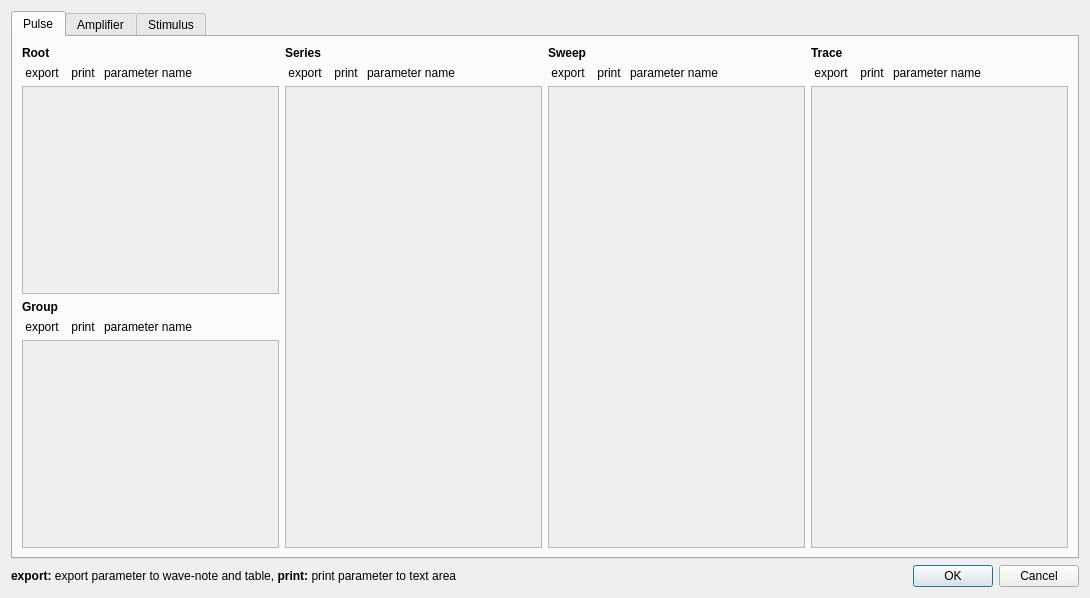
This is QtPMbrowser/DlgSelectParameters.ui in ChrisHal/PMbrowser as Qt 5 draws it before an edit. The edited form follows.
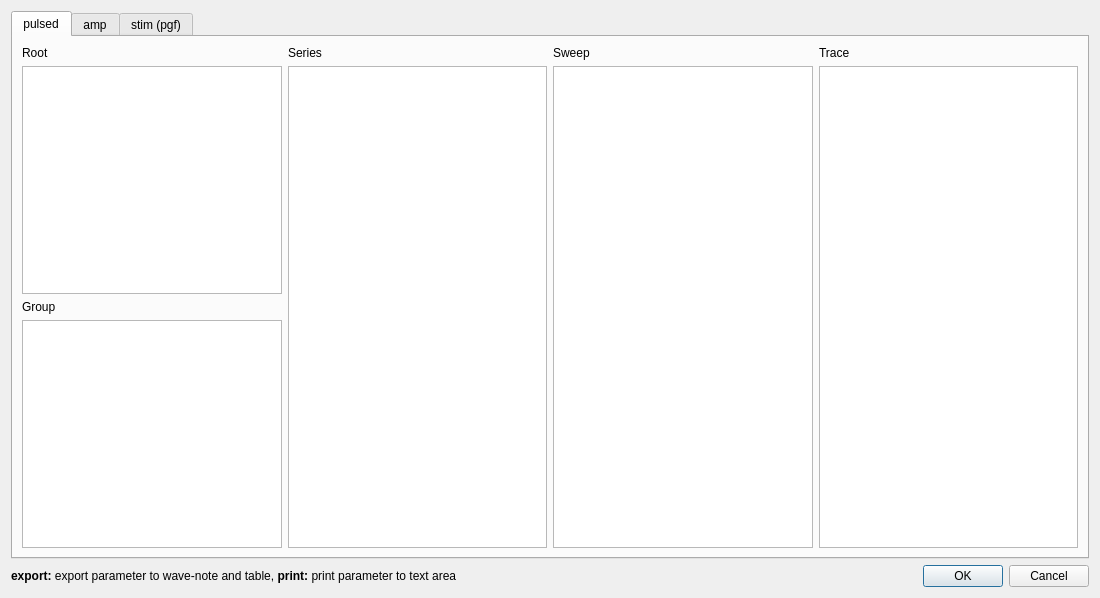
This is the edited form.

Commit message: using model view for select parameters dialog

Diff of the .ui file:
```diff
--- a/QtPMbrowser/DlgSelectParameters.ui
+++ b/QtPMbrowser/DlgSelectParameters.ui
@@ -6,7 +6,7 @@
    <rect>
     <x>0</x>
     <y>0</y>
-    <width>1090</width>
+    <width>1100</width>
     <height>598</height>
    </rect>
   </property>
@@ -14,16 +14,6 @@
    <string>Select Parameters</string>
   </property>
   <layout class="QGridLayout" name="gridLayout_7">
-   <item row="1" column="2">
-    <widget class="QDialogButtonBox" name="buttonBox">
-     <property name="orientation">
-      <enum>Qt::Orientation::Horizontal</enum>
-     </property>
-     <property name="standardButtons">
-      <set>QDialogButtonBox::StandardButton::Cancel|QDialogButtonBox::StandardButton::Ok</set>
-     </property>
-    </widget>
-   </item>
    <item row="1" column="0">
     <widget class="QLabel" name="label_5">
      <property name="text">
@@ -32,739 +22,150 @@
     </widget>
    </item>
    <item row="1" column="1">
-    <spacer name="horizontalSpacer">
+    <widget class="QDialogButtonBox" name="buttonBox">
      <property name="orientation">
       <enum>Qt::Orientation::Horizontal</enum>
      </property>
-     <property name="sizeHint" stdset="0">
-      <size>
-       <width>40</width>
-       <height>20</height>
-      </size>
+     <property name="standardButtons">
+      <set>QDialogButtonBox::StandardButton::Cancel|QDialogButtonBox::StandardButton::Ok</set>
      </property>
-    </spacer>
+    </widget>
    </item>
-   <item row="0" column="0" colspan="3">
+   <item row="0" column="0" colspan="2">
     <widget class="QTabWidget" name="tabWidget">
      <property name="currentIndex">
       <number>0</number>
      </property>
      <widget class="QWidget" name="tabPulsed">
       <attribute name="title">
-       <string>Pulse</string>
+       <string>pulsed</string>
       </attribute>
-      <layout class="QGridLayout" name="gridLayout_6">
+      <layout class="QGridLayout" name="gridLayout" columnstretch="0,0,0,0">
+       <item row="0" column="2">
+        <widget class="QLabel" name="label_4">
+         <property name="text">
+          <string>Sweep</string>
+         </property>
+        </widget>
+       </item>
+       <item row="0" column="3">
+        <widget class="QLabel" name="label_6">
+         <property name="text">
+          <string>Trace</string>
+         </property>
+        </widget>
+       </item>
+       <item row="2" column="0">
+        <widget class="QLabel" name="label_2">
+         <property name="text">
+          <string>Group</string>
+         </property>
+        </widget>
+       </item>
+       <item row="0" column="1">
+        <widget class="QLabel" name="label_3">
+         <property name="text">
+          <string>Series</string>
+         </property>
+        </widget>
+       </item>
+       <item row="1" column="1" rowspan="3">
+        <widget class="QTableView" name="tableViewSer">
+         <attribute name="horizontalHeaderStretchLastSection">
+          <bool>true</bool>
+         </attribute>
+        </widget>
+       </item>
        <item row="0" column="0">
-        <layout class="QGridLayout" name="gridLayout">
-         <item row="0" column="0">
-          <layout class="QGridLayout" name="gridLayout_2" columnstretch="0,0,1">
-           <property name="horizontalSpacing">
-            <number>1</number>
-           </property>
-           <item row="4" column="2">
-            <widget class="QLabel" name="label_6">
-             <property name="text">
-              <string>parameter name</string>
-             </property>
-             <property name="alignment">
-              <set>Qt::AlignmentFlag::AlignLeading|Qt::AlignmentFlag::AlignLeft|Qt::AlignmentFlag::AlignVCenter</set>
-             </property>
-            </widget>
-           </item>
-           <item row="2" column="0" colspan="3">
-            <widget class="QScrollArea" name="scrollAreaRoot">
-             <property name="widgetResizable">
-              <bool>true</bool>
-             </property>
-             <widget class="QWidget" name="scrollAreaWidgetContents_5">
-              <property name="geometry">
-               <rect>
-                <x>0</x>
-                <y>0</y>
-                <width>254</width>
-                <height>200</height>
-               </rect>
-              </property>
-             </widget>
-            </widget>
-           </item>
-           <item row="4" column="1">
-            <widget class="QLabel" name="label_7">
-             <property name="minimumSize">
-              <size>
-               <width>40</width>
-               <height>0</height>
-              </size>
-             </property>
-             <property name="maximumSize">
-              <size>
-               <width>40</width>
-               <height>16777215</height>
-              </size>
-             </property>
-             <property name="text">
-              <string>print</string>
-             </property>
-             <property name="alignment">
-              <set>Qt::AlignmentFlag::AlignCenter</set>
-             </property>
-            </widget>
-           </item>
-           <item row="5" column="0" colspan="3">
-            <widget class="QScrollArea" name="scrollAreaGrp">
-             <property name="widgetResizable">
-              <bool>true</bool>
-             </property>
-             <widget class="QWidget" name="scrollAreaWidgetContents">
-              <property name="geometry">
-               <rect>
-                <x>0</x>
-                <y>0</y>
-                <width>254</width>
-                <height>200</height>
-               </rect>
-              </property>
-             </widget>
-            </widget>
-           </item>
-           <item row="4" column="0">
-            <widget class="QLabel" name="label_8">
-             <property name="minimumSize">
-              <size>
-               <width>40</width>
-               <height>0</height>
-              </size>
-             </property>
-             <property name="maximumSize">
-              <size>
-               <width>40</width>
-               <height>16777215</height>
-              </size>
-             </property>
-             <property name="text">
-              <string>export</string>
-             </property>
-             <property name="alignment">
-              <set>Qt::AlignmentFlag::AlignCenter</set>
-             </property>
-            </widget>
-           </item>
-           <item row="3" column="0" colspan="3">
-            <widget class="QLabel" name="label">
-             <property name="text">
-              <string>&lt;html&gt;&lt;head/&gt;&lt;body&gt;&lt;p&gt;&lt;span style=&quot; font-weight:700;&quot;&gt;Group&lt;/span&gt;&lt;/p&gt;&lt;/body&gt;&lt;/html&gt;</string>
-             </property>
-            </widget>
-           </item>
-           <item row="1" column="0">
-            <widget class="QLabel" name="label_19">
-             <property name="text">
-              <string>export</string>
-             </property>
-             <property name="alignment">
-              <set>Qt::AlignmentFlag::AlignCenter</set>
-             </property>
-            </widget>
-           </item>
-           <item row="1" column="1">
-            <widget class="QLabel" name="label_20">
-             <property name="text">
-              <string>print</string>
-             </property>
-             <property name="alignment">
-              <set>Qt::AlignmentFlag::AlignCenter</set>
-             </property>
-            </widget>
-           </item>
-           <item row="1" column="2">
-            <widget class="QLabel" name="label_21">
-             <property name="text">
-              <string>parameter name</string>
-             </property>
-            </widget>
-           </item>
-           <item row="0" column="0" colspan="3">
-            <widget class="QLabel" name="label_18">
-             <property name="text">
-              <string>&lt;html&gt;&lt;head/&gt;&lt;body&gt;&lt;p&gt;&lt;span style=&quot; font-weight:700;&quot;&gt;Root&lt;/span&gt;&lt;/p&gt;&lt;/body&gt;&lt;/html&gt;</string>
-             </property>
-            </widget>
-           </item>
-          </layout>
-         </item>
-         <item row="0" column="2">
-          <layout class="QGridLayout" name="gridLayout_4" columnstretch="0,0,1">
-           <property name="horizontalSpacing">
-            <number>1</number>
-           </property>
-           <item row="1" column="0">
-            <widget class="QLabel" name="label_14">
-             <property name="minimumSize">
-              <size>
-               <width>40</width>
-               <height>0</height>
-              </size>
-             </property>
-             <property name="text">
-              <string>export</string>
-             </property>
-             <property name="alignment">
-              <set>Qt::AlignmentFlag::AlignCenter</set>
-             </property>
-            </widget>
-           </item>
-           <item row="1" column="1">
-            <widget class="QLabel" name="label_13">
-             <property name="minimumSize">
-              <size>
-               <width>40</width>
-               <height>0</height>
-              </size>
-             </property>
-             <property name="text">
-              <string>print</string>
-             </property>
-             <property name="alignment">
-              <set>Qt::AlignmentFlag::AlignCenter</set>
-             </property>
-            </widget>
-           </item>
-           <item row="0" column="0" colspan="3">
-            <widget class="QLabel" name="label_3">
-             <property name="text">
-              <string>&lt;html&gt;&lt;head/&gt;&lt;body&gt;&lt;p&gt;&lt;span style=&quot; font-weight:700;&quot;&gt;Sweep&lt;/span&gt;&lt;/p&gt;&lt;/body&gt;&lt;/html&gt;</string>
-             </property>
-            </widget>
-           </item>
-           <item row="1" column="2">
-            <widget class="QLabel" name="label_12">
-             <property name="text">
-              <string>parameter name</string>
-             </property>
-             <property name="alignment">
-              <set>Qt::AlignmentFlag::AlignLeading|Qt::AlignmentFlag::AlignLeft|Qt::AlignmentFlag::AlignVCenter</set>
-             </property>
-            </widget>
-           </item>
-           <item row="2" column="0" colspan="3">
-            <widget class="QScrollArea" name="scrollAreaSwp">
-             <property name="widgetResizable">
-              <bool>true</bool>
-             </property>
-             <widget class="QWidget" name="scrollAreaWidgetContents_3">
-              <property name="geometry">
-               <rect>
-                <x>0</x>
-                <y>0</y>
-                <width>254</width>
-                <height>452</height>
-               </rect>
-              </property>
-             </widget>
-            </widget>
-           </item>
-          </layout>
-         </item>
-         <item row="0" column="1">
-          <layout class="QGridLayout" name="gridLayout_3" columnstretch="0,0,1">
-           <property name="horizontalSpacing">
-            <number>1</number>
-           </property>
-           <item row="1" column="2">
-            <widget class="QLabel" name="label_9">
-             <property name="text">
-              <string>parameter name</string>
-             </property>
-             <property name="alignment">
-              <set>Qt::AlignmentFlag::AlignLeading|Qt::AlignmentFlag::AlignLeft|Qt::AlignmentFlag::AlignVCenter</set>
-             </property>
-            </widget>
-           </item>
-           <item row="1" column="1">
-            <widget class="QLabel" name="label_10">
-             <property name="minimumSize">
-              <size>
-               <width>40</width>
-               <height>0</height>
-              </size>
-             </property>
-             <property name="maximumSize">
-              <size>
-               <width>40</width>
-               <height>16777215</height>
-              </size>
-             </property>
-             <property name="text">
-              <string>print</string>
-             </property>
-             <property name="alignment">
-              <set>Qt::AlignmentFlag::AlignCenter</set>
-             </property>
-            </widget>
-           </item>
-           <item row="0" column="0" colspan="3">
-            <widget class="QLabel" name="label_2">
-             <property name="text">
-              <string>&lt;html&gt;&lt;head/&gt;&lt;body&gt;&lt;p&gt;&lt;span style=&quot; font-weight:700;&quot;&gt;Series&lt;/span&gt;&lt;/p&gt;&lt;/body&gt;&lt;/html&gt;</string>
-             </property>
-            </widget>
-           </item>
-           <item row="1" column="0">
-            <widget class="QLabel" name="label_11">
-             <property name="minimumSize">
-              <size>
-               <width>40</width>
-               <height>0</height>
-              </size>
-             </property>
-             <property name="maximumSize">
-              <size>
-               <width>40</width>
-               <height>16777215</height>
-              </size>
-             </property>
-             <property name="text">
-              <string>export</string>
-             </property>
-             <property name="alignment">
-              <set>Qt::AlignmentFlag::AlignCenter</set>
-             </property>
-            </widget>
-           </item>
-           <item row="2" column="0" colspan="3">
-            <widget class="QScrollArea" name="scrollAreaSer">
-             <property name="widgetResizable">
-              <bool>true</bool>
-             </property>
-             <widget class="QWidget" name="scrollAreaWidgetContents_2">
-              <property name="geometry">
-               <rect>
-                <x>0</x>
-                <y>0</y>
-                <width>253</width>
-                <height>452</height>
-               </rect>
-              </property>
-             </widget>
-            </widget>
-           </item>
-          </layout>
-         </item>
-         <item row="0" column="3">
-          <layout class="QGridLayout" name="gridLayout_5" columnstretch="0,0,1">
-           <property name="horizontalSpacing">
-            <number>1</number>
-           </property>
-           <item row="0" column="0" colspan="3">
-            <widget class="QLabel" name="label_4">
-             <property name="text">
-              <string>&lt;html&gt;&lt;head/&gt;&lt;body&gt;&lt;p&gt;&lt;span style=&quot; font-weight:700;&quot;&gt;Trace&lt;/span&gt;&lt;/p&gt;&lt;/body&gt;&lt;/html&gt;</string>
-             </property>
-            </widget>
-           </item>
-           <item row="2" column="2">
-            <widget class="QLabel" name="label_15">
-             <property name="text">
-              <string>parameter name</string>
-             </property>
-             <property name="alignment">
-              <set>Qt::AlignmentFlag::AlignLeading|Qt::AlignmentFlag::AlignLeft|Qt::AlignmentFlag::AlignVCenter</set>
-             </property>
-            </widget>
-           </item>
-           <item row="2" column="1">
-            <widget class="QLabel" name="label_16">
-             <property name="minimumSize">
-              <size>
-               <width>40</width>
-               <height>0</height>
-              </size>
-             </property>
-             <property name="text">
-              <string>print</string>
-             </property>
-             <property name="alignment">
-              <set>Qt::AlignmentFlag::AlignCenter</set>
-             </property>
-            </widget>
-           </item>
-           <item row="2" column="0">
-            <widget class="QLabel" name="label_17">
-             <property name="minimumSize">
-              <size>
-               <width>40</width>
-               <height>0</height>
-              </size>
-             </property>
-             <property name="text">
-              <string>export</string>
-             </property>
-             <property name="alignment">
-              <set>Qt::AlignmentFlag::AlignCenter</set>
-             </property>
-            </widget>
-           </item>
-           <item row="3" column="0" colspan="3">
-            <widget class="QScrollArea" name="scrollAreaTr">
-             <property name="widgetResizable">
-              <bool>true</bool>
-             </property>
-             <widget class="QWidget" name="scrollAreaWidgetContents_4">
-              <property name="geometry">
-               <rect>
-                <x>0</x>
-                <y>0</y>
-                <width>253</width>
-                <height>452</height>
-               </rect>
-              </property>
-             </widget>
-            </widget>
-           </item>
-          </layout>
-         </item>
-        </layout>
+        <widget class="QLabel" name="label">
+         <property name="text">
+          <string>Root</string>
+         </property>
+        </widget>
+       </item>
+       <item row="1" column="3" rowspan="3">
+        <widget class="QTableView" name="tableViewTrace">
+         <attribute name="horizontalHeaderStretchLastSection">
+          <bool>true</bool>
+         </attribute>
+        </widget>
+       </item>
+       <item row="1" column="2" rowspan="3">
+        <widget class="QTableView" name="tableViewSwp">
+         <attribute name="horizontalHeaderStretchLastSection">
+          <bool>true</bool>
+         </attribute>
+        </widget>
+       </item>
+       <item row="3" column="0">
+        <widget class="QTableView" name="tableViewGrp">
+         <attribute name="horizontalHeaderStretchLastSection">
+          <bool>true</bool>
+         </attribute>
+        </widget>
+       </item>
+       <item row="1" column="0">
+        <widget class="QTableView" name="tableViewRoot">
+         <attribute name="horizontalHeaderStretchLastSection">
+          <bool>true</bool>
+         </attribute>
+        </widget>
        </item>
       </layout>
      </widget>
      <widget class="QWidget" name="tabAmp">
       <attribute name="title">
-       <string>Amplifier</string>
+       <string>amp</string>
       </attribute>
-      <widget class="QWidget" name="gridLayoutWidget_2">
-       <property name="geometry">
-        <rect>
-         <x>0</x>
-         <y>0</y>
-         <width>1061</width>
-         <height>511</height>
-        </rect>
-       </property>
-       <layout class="QGridLayout" name="gridLayout_9" columnstretch="1,1">
-        <item row="0" column="0">
-         <layout class="QGridLayout" name="gridLayout_8" columnstretch="0,0,1">
-          <property name="horizontalSpacing">
-           <number>1</number>
-          </property>
-          <item row="2" column="0" colspan="3">
-           <widget class="QScrollArea" name="scrollAreaAmp">
-            <property name="widgetResizable">
-             <bool>true</bool>
-            </property>
-            <widget class="QWidget" name="scrollAreaWidgetContents_6">
-             <property name="geometry">
-              <rect>
-               <x>0</x>
-               <y>0</y>
-               <width>523</width>
-               <height>461</height>
-              </rect>
-             </property>
-            </widget>
-           </widget>
-          </item>
-          <item row="1" column="0">
-           <widget class="QLabel" name="label_26">
-            <property name="text">
-             <string>export</string>
-            </property>
-            <property name="alignment">
-             <set>Qt::AlignmentFlag::AlignCenter</set>
-            </property>
-           </widget>
-          </item>
-          <item row="1" column="1">
-           <widget class="QLabel" name="label_27">
-            <property name="text">
-             <string>print</string>
-            </property>
-            <property name="alignment">
-             <set>Qt::AlignmentFlag::AlignCenter</set>
-            </property>
-           </widget>
-          </item>
-          <item row="1" column="2">
-           <widget class="QLabel" name="label_28">
-            <property name="text">
-             <string>parameter name</string>
-            </property>
-           </widget>
-          </item>
-          <item row="0" column="0" colspan="3">
-           <widget class="QLabel" name="label_29">
-            <property name="text">
-             <string>&lt;html&gt;&lt;head/&gt;&lt;body&gt;&lt;p&gt;&lt;span style=&quot; font-weight:700;&quot;&gt;Amplifier parameters&lt;/span&gt;&lt;/p&gt;&lt;/body&gt;&lt;/html&gt;</string>
-            </property>
-           </widget>
-          </item>
-         </layout>
-        </item>
-        <item row="0" column="1">
-         <spacer name="horizontalSpacer_2">
-          <property name="orientation">
-           <enum>Qt::Orientation::Horizontal</enum>
-          </property>
-          <property name="sizeHint" stdset="0">
-           <size>
-            <width>40</width>
-            <height>20</height>
-           </size>
-          </property>
-         </spacer>
-        </item>
-       </layout>
-      </widget>
+      <layout class="QGridLayout" name="gridLayout_2" columnstretch="0">
+       <item row="1" column="0">
+        <widget class="QTableView" name="tableViewAmp"/>
+       </item>
+       <item row="0" column="0">
+        <widget class="QLabel" name="label_7">
+         <property name="text">
+          <string>Amplifier State</string>
+         </property>
+        </widget>
+       </item>
+      </layout>
      </widget>
      <widget class="QWidget" name="tabStim">
       <attribute name="title">
-       <string>Stimulus</string>
+       <string>stim (pgf)</string>
       </attribute>
-      <widget class="QWidget" name="layoutWidget">
-       <property name="geometry">
-        <rect>
-         <x>0</x>
-         <y>0</y>
-         <width>1061</width>
-         <height>521</height>
-        </rect>
-       </property>
-       <layout class="QGridLayout" name="gridLayout_10" rowstretch="0" columnstretch="1,1,1">
-        <property name="sizeConstraint">
-         <enum>QLayout::SizeConstraint::SetDefaultConstraint</enum>
-        </property>
-        <item row="0" column="2">
-         <layout class="QGridLayout" name="gridLayout_14" columnstretch="0,0,1">
-          <property name="horizontalSpacing">
-           <number>1</number>
-          </property>
-          <item row="0" column="0" colspan="3">
-           <widget class="QLabel" name="label_42">
-            <property name="text">
-             <string>&lt;html&gt;&lt;head/&gt;&lt;body&gt;&lt;p&gt;&lt;span style=&quot; font-weight:700;&quot;&gt;Stim. Segment&lt;/span&gt;&lt;/p&gt;&lt;/body&gt;&lt;/html&gt;</string>
-            </property>
-           </widget>
-          </item>
-          <item row="2" column="2">
-           <widget class="QLabel" name="label_43">
-            <property name="text">
-             <string>parameter name</string>
-            </property>
-            <property name="alignment">
-             <set>Qt::AlignmentFlag::AlignLeading|Qt::AlignmentFlag::AlignLeft|Qt::AlignmentFlag::AlignVCenter</set>
-            </property>
-           </widget>
-          </item>
-          <item row="2" column="1">
-           <widget class="QLabel" name="label_44">
-            <property name="minimumSize">
-             <size>
-              <width>40</width>
-              <height>0</height>
-             </size>
-            </property>
-            <property name="text">
-             <string>print</string>
-            </property>
-            <property name="alignment">
-             <set>Qt::AlignmentFlag::AlignCenter</set>
-            </property>
-           </widget>
-          </item>
-          <item row="2" column="0">
-           <widget class="QLabel" name="label_45">
-            <property name="minimumSize">
-             <size>
-              <width>40</width>
-              <height>0</height>
-             </size>
-            </property>
-            <property name="text">
-             <string>export</string>
-            </property>
-            <property name="alignment">
-             <set>Qt::AlignmentFlag::AlignCenter</set>
-            </property>
-           </widget>
-          </item>
-          <item row="3" column="0" colspan="3">
-           <widget class="QScrollArea" name="scrollAreaStimSegment">
-            <property name="widgetResizable">
-             <bool>true</bool>
-            </property>
-            <widget class="QWidget" name="scrollAreaWidgetContents_11">
-             <property name="geometry">
-              <rect>
-               <x>0</x>
-               <y>0</y>
-               <width>345</width>
-               <height>471</height>
-              </rect>
-             </property>
-            </widget>
-           </widget>
-          </item>
-         </layout>
-        </item>
-        <item row="0" column="1">
-         <layout class="QGridLayout" name="gridLayout_12" columnstretch="0,0,1">
-          <property name="horizontalSpacing">
-           <number>1</number>
-          </property>
-          <item row="1" column="0">
-           <widget class="QLabel" name="label_34">
-            <property name="minimumSize">
-             <size>
-              <width>40</width>
-              <height>0</height>
-             </size>
-            </property>
-            <property name="text">
-             <string>export</string>
-            </property>
-            <property name="alignment">
-             <set>Qt::AlignmentFlag::AlignCenter</set>
-            </property>
-           </widget>
-          </item>
-          <item row="1" column="1">
-           <widget class="QLabel" name="label_35">
-            <property name="minimumSize">
-             <size>
-              <width>40</width>
-              <height>0</height>
-             </size>
-            </property>
-            <property name="text">
-             <string>print</string>
-            </property>
-            <property name="alignment">
-             <set>Qt::AlignmentFlag::AlignCenter</set>
-            </property>
-           </widget>
-          </item>
-          <item row="0" column="0" colspan="3">
-           <widget class="QLabel" name="label_36">
-            <property name="text">
-             <string>&lt;html&gt;&lt;head/&gt;&lt;body&gt;&lt;p&gt;&lt;span style=&quot; font-weight:700;&quot;&gt;Stim. Channel&lt;/span&gt;&lt;/p&gt;&lt;/body&gt;&lt;/html&gt;</string>
-            </property>
-           </widget>
-          </item>
-          <item row="1" column="2">
-           <widget class="QLabel" name="label_37">
-            <property name="text">
-             <string>parameter name</string>
-            </property>
-            <property name="alignment">
-             <set>Qt::AlignmentFlag::AlignLeading|Qt::AlignmentFlag::AlignLeft|Qt::AlignmentFlag::AlignVCenter</set>
-            </property>
-           </widget>
-          </item>
-          <item row="2" column="0" colspan="3">
-           <widget class="QScrollArea" name="scrollAreaStimChannel">
-            <property name="widgetResizable">
-             <bool>true</bool>
-            </property>
-            <widget class="QWidget" name="scrollAreaWidgetContents_9">
-             <property name="geometry">
-              <rect>
-               <x>0</x>
-               <y>0</y>
-               <width>345</width>
-               <height>471</height>
-              </rect>
-             </property>
-            </widget>
-           </widget>
-          </item>
-         </layout>
-        </item>
-        <item row="0" column="0">
-         <layout class="QGridLayout" name="gridLayout_13" columnstretch="0,0,1">
-          <property name="horizontalSpacing">
-           <number>1</number>
-          </property>
-          <item row="1" column="2">
-           <widget class="QLabel" name="label_38">
-            <property name="text">
-             <string>parameter name</string>
-            </property>
-            <property name="alignment">
-             <set>Qt::AlignmentFlag::AlignLeading|Qt::AlignmentFlag::AlignLeft|Qt::AlignmentFlag::AlignVCenter</set>
-            </property>
-           </widget>
-          </item>
-          <item row="1" column="1">
-           <widget class="QLabel" name="label_39">
-            <property name="minimumSize">
-             <size>
-              <width>40</width>
-              <height>0</height>
-             </size>
-            </property>
-            <property name="maximumSize">
-             <size>
-              <width>40</width>
-              <height>16777215</height>
-             </size>
-            </property>
-            <property name="text">
-             <string>print</string>
-            </property>
-            <property name="alignment">
-             <set>Qt::AlignmentFlag::AlignCenter</set>
-            </property>
-           </widget>
-          </item>
-          <item row="0" column="0" colspan="3">
-           <widget class="QLabel" name="label_40">
-            <property name="text">
-             <string>&lt;html&gt;&lt;head/&gt;&lt;body&gt;&lt;p&gt;&lt;span style=&quot; font-weight:700;&quot;&gt;Stimulus&lt;/span&gt;&lt;/p&gt;&lt;/body&gt;&lt;/html&gt;</string>
-            </property>
-           </widget>
-          </item>
-          <item row="1" column="0">
-           <widget class="QLabel" name="label_41">
-            <property name="minimumSize">
-             <size>
-              <width>40</width>
-              <height>0</height>
-             </size>
-            </property>
-            <property name="maximumSize">
-             <size>
-              <width>40</width>
-              <height>16777215</height>
-             </size>
-            </property>
-            <property name="text">
-             <string>export</string>
-            </property>
-            <property name="alignment">
-             <set>Qt::AlignmentFlag::AlignCenter</set>
-            </property>
-           </widget>
-          </item>
-          <item row="2" column="0" colspan="3">
-           <widget class="QScrollArea" name="scrollAreaStim">
-            <property name="widgetResizable">
-             <bool>true</bool>
-            </property>
-            <widget class="QWidget" name="scrollAreaWidgetContents_10">
-             <property name="geometry">
-              <rect>
-               <x>0</x>
-               <y>0</y>
-               <width>345</width>
-               <height>471</height>
-              </rect>
-             </property>
-            </widget>
-           </widget>
-          </item>
-         </layout>
-        </item>
-       </layout>
-      </widget>
+      <layout class="QGridLayout" name="gridLayout_3">
+       <item row="0" column="0">
+        <widget class="QLabel" name="label_8">
+         <property name="text">
+          <string>Stimulation</string>
+         </property>
+        </widget>
+       </item>
+       <item row="0" column="2">
+        <widget class="QLabel" name="label_10">
+         <property name="text">
+          <string>Segment</string>
+         </property>
+        </widget>
+       </item>
+       <item row="1" column="2">
+        <widget class="QTableView" name="tableViewSegment"/>
+       </item>
+       <item row="1" column="0">
+        <widget class="QTableView" name="tableViewStim"/>
+       </item>
+       <item row="1" column="1">
+        <widget class="QTableView" name="tableViewChannel"/>
+       </item>
+       <item row="0" column="1">
+        <widget class="QLabel" name="label_9">
+         <property name="text">
+          <string>Channel</string>
+         </property>
+        </widget>
+       </item>
+      </layout>
      </widget>
     </widget>
    </item>
```
Left out of the diff: 2 changed lines with no effect on the pictures. The commit also changes 4 other files.
